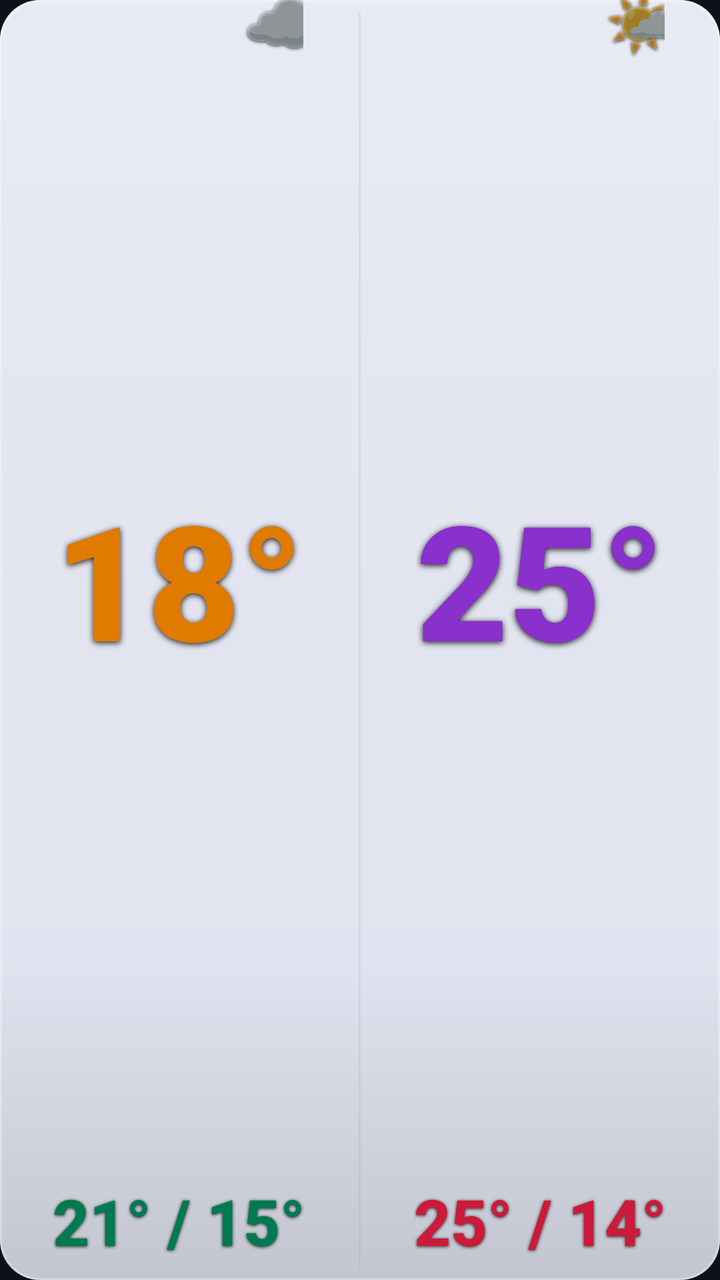
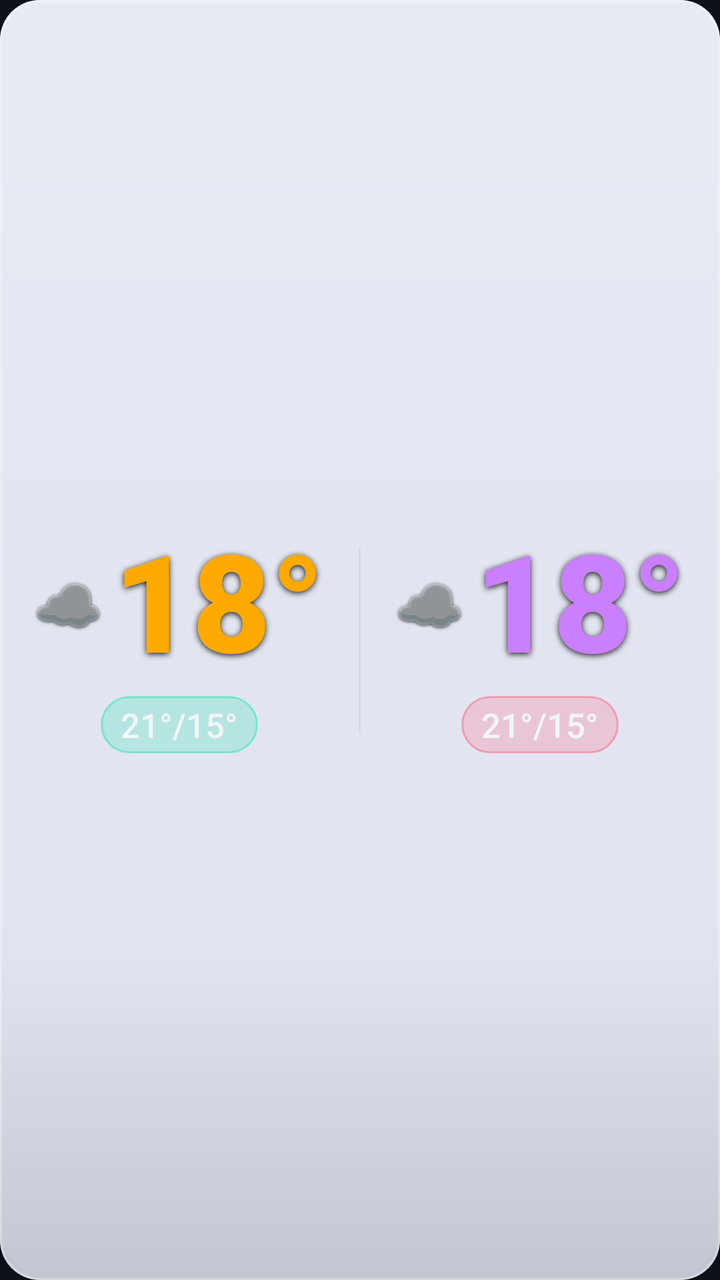

Before-and-after screenshots of an Android layout around one commit, followed by the original layout XML and the change that was made.
<!-- AndroidManifest.xml: application theme Theme.Weather28 -->
<!-- res/layout/widget_light_l.xml -->
<?xml version="1.0" encoding="utf-8"?>
<LinearLayout xmlns:android="http://schemas.android.com/apk/res/android"
    android:id="@+id/widget_root"
    android:layout_width="match_parent"
    android:layout_height="match_parent"
    android:orientation="vertical"
    android:background="@drawable/widget_bg_light">


    <LinearLayout
        android:layout_width="match_parent"
        android:layout_height="0dp"
        android:layout_weight="1"
        android:orientation="horizontal">

        
        <LinearLayout
            android:layout_width="0dp"
            android:layout_height="match_parent"
            android:layout_weight="1"
            android:orientation="vertical"
            android:gravity="center_horizontal"
            android:paddingStart="6dp"
            android:paddingEnd="6dp"
            android:paddingBottom="8dp">

            <FrameLayout
                android:layout_width="wrap_content"
                android:layout_height="0dp"
                android:layout_weight="1">

                <TextView
                    android:id="@+id/today_temp"
                    android:layout_width="wrap_content"
                    android:layout_height="wrap_content"
                    android:layout_gravity="center"
                    android:text="18°"
                    android:textColor="#e07a00"
                    android:textSize="80sp"
                    android:fontFamily="sans-serif-black"
                    android:includeFontPadding="false"
                    android:gravity="center"
                    android:shadowColor="#e6000000" android:shadowDx="0" android:shadowDy="2" android:shadowRadius="7"/>

                <TextView
                    android:id="@+id/today_icon"
                    android:layout_width="wrap_content"
                    android:layout_height="wrap_content"
                    android:layout_gravity="top|end"
                    android:layout_marginTop="-7dp"
                    android:layout_marginEnd="-10dp"
                    android:text="☁️"
                    android:textSize="32sp"
                    android:includeFontPadding="false"
                    android:gravity="center"
                    android:shadowColor="#cc000000" android:shadowDx="0" android:shadowDy="1" android:shadowRadius="4"/>
            </FrameLayout>

            <TextView
                android:id="@+id/today_minmax"
                android:layout_width="wrap_content"
                android:layout_height="wrap_content"
                android:text="21° / 15°"
                android:textColor="#007a50"
                android:textSize="32sp"
                android:fontFamily="sans-serif-medium"
                android:textStyle="bold"
                android:layout_marginTop="2dp"
                android:shadowColor="#cc000000" android:shadowDx="0" android:shadowDy="1" android:shadowRadius="4"/>
        </LinearLayout>

        <TextView
            android:layout_width="1dp"
            android:layout_height="match_parent"
            android:background="#22888888"
            android:layout_marginTop="6dp"
            android:layout_marginBottom="6dp"
            android:text=""/>

        
        <LinearLayout
            android:layout_width="0dp"
            android:layout_height="match_parent"
            android:layout_weight="1"
            android:orientation="vertical"
            android:gravity="center_horizontal"
            android:paddingStart="6dp"
            android:paddingEnd="6dp"
            android:paddingBottom="8dp">

            <FrameLayout
                android:layout_width="wrap_content"
                android:layout_height="0dp"
                android:layout_weight="1">

                <TextView
                    android:id="@+id/tomorrow_temp"
                    android:layout_width="wrap_content"
                    android:layout_height="wrap_content"
                    android:layout_gravity="center"
                    android:text="25°"
                    android:textColor="#8a30cc"
                    android:textSize="80sp"
                    android:fontFamily="sans-serif-black"
                    android:includeFontPadding="false"
                    android:gravity="center"
                    android:shadowColor="#e6000000" android:shadowDx="0" android:shadowDy="2" android:shadowRadius="7"/>

                <TextView
                    android:id="@+id/tomorrow_icon"
                    android:layout_width="wrap_content"
                    android:layout_height="wrap_content"
                    android:layout_gravity="top|end"
                    android:layout_marginTop="-7dp"
                    android:layout_marginEnd="-10dp"
                    android:text="🌤️"
                    android:textSize="32sp"
                    android:includeFontPadding="false"
                    android:gravity="center"
                    android:shadowColor="#cc000000" android:shadowDx="0" android:shadowDy="1" android:shadowRadius="4"/>
            </FrameLayout>

            <TextView
                android:id="@+id/tomorrow_minmax"
                android:layout_width="wrap_content"
                android:layout_height="wrap_content"
                android:text="25° / 14°"
                android:textColor="#cc1a3a"
                android:textSize="32sp"
                android:fontFamily="sans-serif-medium"
                android:textStyle="bold"
                android:layout_marginTop="2dp"
                android:shadowColor="#cc000000" android:shadowDx="0" android:shadowDy="1" android:shadowRadius="4"/>
        </LinearLayout>
    </LinearLayout>

    <TextView android:id="@+id/widget_refresh" android:layout_width="0dp" android:layout_height="0dp" android:visibility="gone"/>
    <TextView android:id="@+id/today_desc"    android:layout_width="0dp" android:layout_height="0dp" android:visibility="gone"/>
    <TextView android:id="@+id/tomorrow_desc" android:layout_width="0dp" android:layout_height="0dp" android:visibility="gone"/>
    <TextView android:id="@+id/today_icon_bg" android:layout_width="0dp" android:layout_height="0dp" android:visibility="gone"/>
    <TextView android:id="@+id/tomorrow_icon_bg" android:layout_width="0dp" android:layout_height="0dp" android:visibility="gone"/>
    <TextView android:id="@+id/today_rain"    android:layout_width="0dp" android:layout_height="0dp" android:visibility="gone"/>
    <TextView android:id="@+id/today_wind"    android:layout_width="0dp" android:layout_height="0dp" android:visibility="gone"/>
    <TextView android:id="@+id/tomorrow_rain" android:layout_width="0dp" android:layout_height="0dp" android:visibility="gone"/>
    <TextView android:id="@+id/tomorrow_wind" android:layout_width="0dp" android:layout_height="0dp" android:visibility="gone"/>

</LinearLayout>
<!-- resources referenced by this layout -->
<resources>
  <!-- drawable widget_bg_light (drawable) -->
  <?xml version="1.0" encoding="utf-8"?>
  <layer-list xmlns:android="http://schemas.android.com/apk/res/android">
      <item>
          <shape android:shape="rectangle">
              <solid android:color="#EEF0F4FF"/>
              <corners android:radius="20dp"/>
          </shape>
      </item>
      <item>
          <shape android:shape="rectangle">
              <gradient
                  android:type="linear"
                  android:angle="115"
                  android:startColor="#40FFFFFF"
                  android:centerColor="#0FFFFFFF"
                  android:endColor="#00FFFFFF"
                  android:centerY="0.45"/>
              <corners android:radius="20dp"/>
          </shape>
      </item>
      <item>
          <shape android:shape="rectangle">
              <gradient
                  android:type="linear"
                  android:angle="90"
                  android:startColor="#22000000"
                  android:centerColor="#00000000"
                  android:endColor="#00000000"
                  android:centerY="0.25"/>
              <corners android:radius="20dp"/>
          </shape>
      </item>
      <item>
          <shape android:shape="rectangle">
              <stroke android:width="1dp" android:color="#4DFFFFFF"/>
              <corners android:radius="20dp"/>
          </shape>
      </item>
  </layer-list>
  <style name="Theme.Weather28" parent="Theme.MaterialComponents.DayNight.NoActionBar">
          <item name="colorPrimary">#00e5a0</item>
          <item name="colorPrimaryVariant">#4d9fff</item>
          <item name="colorOnPrimary">#0d1117</item>
          <item name="android:windowBackground">#0d1117</item>
          <item name="android:statusBarColor">#0d1117</item>
          <item name="android:navigationBarColor">#0d1117</item>
      </style>
</resources>

<!-- the commit's change to res/layout/widget_light_l.xml (unified diff, before → after) -->
@@ -6,141 +6,142 @@
     android:orientation="vertical"
     android:background="@drawable/widget_bg_light">
 
-
     <LinearLayout
         android:layout_width="match_parent"
         android:layout_height="0dp"
         android:layout_weight="1"
-        android:orientation="horizontal">
+        android:orientation="horizontal"
+        android:gravity="center_vertical">
 
-        
         <LinearLayout
             android:layout_width="0dp"
             android:layout_height="match_parent"
             android:layout_weight="1"
             android:orientation="vertical"
-            android:gravity="center_horizontal"
-            android:paddingStart="6dp"
-            android:paddingEnd="6dp"
-            android:paddingBottom="8dp">
+            android:gravity="center"
+            android:paddingStart="7dp"
+            android:paddingEnd="7dp">
 
-            <FrameLayout
+            <LinearLayout
                 android:layout_width="wrap_content"
-                android:layout_height="0dp"
-                android:layout_weight="1">
+                android:layout_height="wrap_content"
+                android:orientation="horizontal"
+                android:gravity="center_vertical">
+
+                <TextView
+                    android:id="@+id/today_icon"
+                    android:layout_width="wrap_content"
+                    android:layout_height="wrap_content"
+                    android:text="☁️"
+                    android:textSize="28sp"
+                    android:includeFontPadding="false"
+                    android:gravity="center"
+                    android:layout_marginEnd="5dp"
+                    android:shadowColor="#cc000000" android:shadowDx="0" android:shadowDy="1" android:shadowRadius="4"/>
 
                 <TextView
                     android:id="@+id/today_temp"
                     android:layout_width="wrap_content"
                     android:layout_height="wrap_content"
-                    android:layout_gravity="center"
                     android:text="18°"
-                    android:textColor="#e07a00"
-                    android:textSize="80sp"
+                    android:textColor="#ffaa00"
+                    android:textSize="68sp"
                     android:fontFamily="sans-serif-black"
                     android:includeFontPadding="false"
                     android:gravity="center"
                     android:shadowColor="#e6000000" android:shadowDx="0" android:shadowDy="2" android:shadowRadius="7"/>
-
-                <TextView
-                    android:id="@+id/today_icon"
-                    android:layout_width="wrap_content"
-                    android:layout_height="wrap_content"
-                    android:layout_gravity="top|end"
-                    android:layout_marginTop="-7dp"
-                    android:layout_marginEnd="-10dp"
-                    android:text="☁️"
-                    android:textSize="32sp"
-                    android:includeFontPadding="false"
-                    android:gravity="center"
-                    android:shadowColor="#cc000000" android:shadowDx="0" android:shadowDy="1" android:shadowRadius="4"/>
-            </FrameLayout>
+            </LinearLayout>
 
             <TextView
                 android:id="@+id/today_minmax"
                 android:layout_width="wrap_content"
                 android:layout_height="wrap_content"
-                android:text="21° / 15°"
-                android:textColor="#007a50"
-                android:textSize="32sp"
+                android:text="21°/15°"
+                android:textColor="#f2f5f8"
+                android:textSize="17sp"
                 android:fontFamily="sans-serif-medium"
-                android:textStyle="bold"
-                android:layout_marginTop="2dp"
-                android:shadowColor="#cc000000" android:shadowDx="0" android:shadowDy="1" android:shadowRadius="4"/>
+                android:maxLines="1"
+                android:ellipsize="end"
+                android:background="@drawable/widget_pill_green"
+                android:paddingStart="10dp"
+                android:paddingEnd="10dp"
+                android:paddingTop="3dp"
+                android:paddingBottom="3dp"
+                android:layout_marginTop="5dp"/>
         </LinearLayout>
 
         <TextView
             android:layout_width="1dp"
-            android:layout_height="match_parent"
+            android:layout_height="92dp"
             android:background="#22888888"
-            android:layout_marginTop="6dp"
-            android:layout_marginBottom="6dp"
             android:text=""/>
 
-        
         <LinearLayout
             android:layout_width="0dp"
             android:layout_height="match_parent"
             android:layout_weight="1"
             android:orientation="vertical"
-            android:gravity="center_horizontal"
-            android:paddingStart="6dp"
-            android:paddingEnd="6dp"
-            android:paddingBottom="8dp">
+            android:gravity="center"
+            android:paddingStart="7dp"
+            android:paddingEnd="7dp">
 
-            <FrameLayout
+            <LinearLayout
                 android:layout_width="wrap_content"
-                android:layout_height="0dp"
-                android:layout_weight="1">
+                android:layout_height="wrap_content"
+                android:orientation="horizontal"
+                android:gravity="center_vertical">
+
+                <TextView
+                    android:id="@+id/tomorrow_icon"
+                    android:layout_width="wrap_content"
+                    android:layout_height="wrap_content"
+                    android:text="☁️"
+                    android:textSize="28sp"
+                    android:includeFontPadding="false"
+                    android:gravity="center"
+                    android:layout_marginEnd="5dp"
+                    android:shadowColor="#cc000000" android:shadowDx="0" android:shadowDy="1" android:shadowRadius="4"/>
 
                 <TextView
                     android:id="@+id/tomorrow_temp"
                     android:layout_width="wrap_content"
                     android:layout_height="wrap_content"
-                    android:layout_gravity="center"
-                    android:text="25°"
-                    android:textColor="#8a30cc"
-                    android:textSize="80sp"
+                    android:text="18°"
+                    android:textColor="#c97fff"
+                    android:textSize="68sp"
                     android:fontFamily="sans-serif-black"
                     android:includeFontPadding="false"
                     android:gravity="center"
                     android:shadowColor="#e6000000" android:shadowDx="0" android:shadowDy="2" android:shadowRadius="7"/>
-
-                <TextView
-                    android:id="@+id/tomorrow_icon"
-                    android:layout_width="wrap_content"
-                    android:layout_height="wrap_content"
-                    android:layout_gravity="top|end"
-                    android:layout_marginTop="-7dp"
-                    android:layout_marginEnd="-10dp"
-                    android:text="🌤️"
-                    android:textSize="32sp"
-                    android:includeFontPadding="false"
-                    android:gravity="center"
-                    android:shadowColor="#cc000000" android:shadowDx="0" android:shadowDy="1" android:shadowRadius="4"/>
-            </FrameLayout>
+            </LinearLayout>
 
             <TextView
                 android:id="@+id/tomorrow_minmax"
                 android:layout_width="wrap_content"
                 android:layout_height="wrap_content"
-                android:text="25° / 14°"
-                android:textColor="#cc1a3a"
-                android:textSize="32sp"
+                android:text="21°/15°"
+                android:textColor="#f2f5f8"
+                android:textSize="17sp"
                 android:fontFamily="sans-serif-medium"
-                android:textStyle="bold"
-                android:layout_marginTop="2dp"
-                android:shadowColor="#cc000000" android:shadowDx="0" android:shadowDy="1" android:shadowRadius="4"/>
+                android:maxLines="1"
+                android:ellipsize="end"
+                android:background="@drawable/widget_pill_pink"
+                android:paddingStart="10dp"
+                android:paddingEnd="10dp"
+                android:paddingTop="3dp"
+                android:paddingBottom="3dp"
+                android:layout_marginTop="5dp"/>
         </LinearLayout>
+
     </LinearLayout>
 
     <TextView android:id="@+id/widget_refresh" android:layout_width="0dp" android:layout_height="0dp" android:visibility="gone"/>
-    <TextView android:id="@+id/today_desc"    android:layout_width="0dp" android:layout_height="0dp" android:visibility="gone"/>
+    <TextView android:id="@+id/today_desc" android:layout_width="0dp" android:layout_height="0dp" android:visibility="gone"/>
     <TextView android:id="@+id/tomorrow_desc" android:layout_width="0dp" android:layout_height="0dp" android:visibility="gone"/>
     <TextView android:id="@+id/today_icon_bg" android:layout_width="0dp" android:layout_height="0dp" android:visibility="gone"/>
     <TextView android:id="@+id/tomorrow_icon_bg" android:layout_width="0dp" android:layout_height="0dp" android:visibility="gone"/>
-    <TextView android:id="@+id/today_rain"    android:layout_width="0dp" android:layout_height="0dp" android:visibility="gone"/>
-    <TextView android:id="@+id/today_wind"    android:layout_width="0dp" android:layout_height="0dp" android:visibility="gone"/>
+    <TextView android:id="@+id/today_rain" android:layout_width="0dp" android:layout_height="0dp" android:visibility="gone"/>
+    <TextView android:id="@+id/today_wind" android:layout_width="0dp" android:layout_height="0dp" android:visibility="gone"/>
     <TextView android:id="@+id/tomorrow_rain" android:layout_width="0dp" android:layout_height="0dp" android:visibility="gone"/>
     <TextView android:id="@+id/tomorrow_wind" android:layout_width="0dp" android:layout_height="0dp" android:visibility="gone"/>
 
<!-- resource entries referenced after the edit -->
@@ -40,6 +40,20 @@
           </shape>
       </item>
   </layer-list>
+  <!-- drawable widget_pill_green (drawable) -->
+  <?xml version="1.0" encoding="utf-8"?>
+  <shape xmlns:android="http://schemas.android.com/apk/res/android" android:shape="rectangle">
+      <solid android:color="#3300e5a0"/>
+      <stroke android:width="1dp" android:color="#6600e5a0"/>
+      <corners android:radius="20dp"/>
+  </shape>
+  <!-- drawable widget_pill_pink (drawable) -->
+  <?xml version="1.0" encoding="utf-8"?>
+  <shape xmlns:android="http://schemas.android.com/apk/res/android" android:shape="rectangle">
+      <solid android:color="#33ff4d6d"/>
+      <stroke android:width="1dp" android:color="#66ff4d6d"/>
+      <corners android:radius="20dp"/>
+  </shape>
   <style name="Theme.Weather28" parent="Theme.MaterialComponents.DayNight.NoActionBar">
           <item name="colorPrimary">#00e5a0</item>
           <item name="colorPrimaryVariant">#4d9fff</item>
